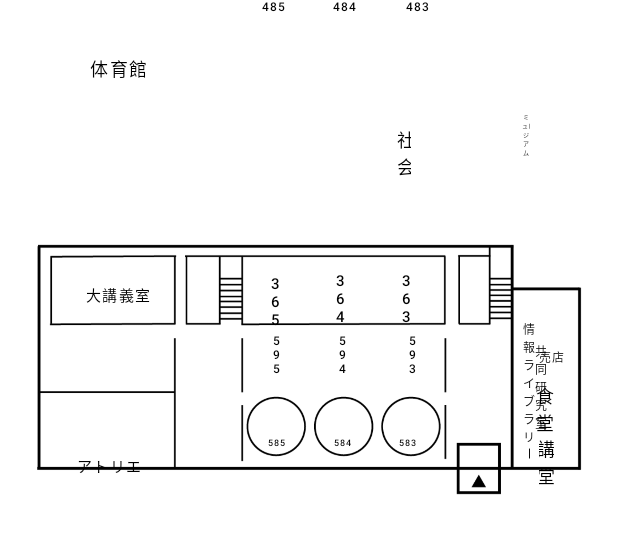
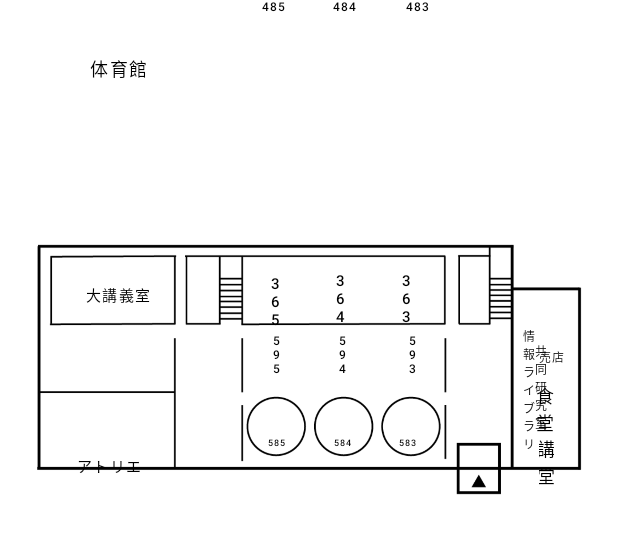
Before and after one commit to FunLocks/team2008, an Android app: the layout activity_main.xml on its own in the app's theme, with its tools: preview values and no code run, on a phone screen of 412 x 824 dp. Shown: the part 431-979 px from the top of the screen. Run offline under Robolectric (Android 15) with nearby library versions, the phone set to English and light mode, and no system bars.

Commit message:
[update]微調整

```diff
--- a/Lets-Katikomi/app/src/main/res/layout/activity_main.xml
+++ b/Lets-Katikomi/app/src/main/res/layout/activity_main.xml
@@ -159,37 +159,6 @@
         app:layout_constraintTop_toTopOf="parent"
         app:layout_constraintVertical_bias="0.648" />
 
-    <Button
-        android:id="@+id/museum"
-        android:layout_width="39dp"
-        android:layout_height="52dp"
-        android:background="#00FFFFFF"
-        android:onClick="onClickMuseum"
-        android:text="@string/ミュージアム"
-        android:textColor="@color/black"
-        android:textSize="4sp"
-        app:layout_constraintBottom_toBottomOf="parent"
-        app:layout_constraintEnd_toEndOf="parent"
-        app:layout_constraintHorizontal_bias="0.889"
-        app:layout_constraintStart_toStartOf="parent"
-        app:layout_constraintTop_toTopOf="parent"
-        app:layout_constraintVertical_bias="0.455" />
-
-    <Button
-        android:id="@+id/social"
-        android:layout_width="41dp"
-        android:layout_height="53dp"
-        android:background="#00FFFFFF"
-        android:onClick="onClickSocial"
-        android:text="@string/社会連携センター"
-        android:textColor="@color/black"
-        android:textSize="12sp"
-        app:layout_constraintBottom_toBottomOf="parent"
-        app:layout_constraintEnd_toEndOf="parent"
-        app:layout_constraintHorizontal_bias="0.67"
-        app:layout_constraintStart_toStartOf="parent"
-        app:layout_constraintTop_toTopOf="parent"
-        app:layout_constraintVertical_bias="0.469" />
 
     <Button
         android:id="@+id/gym"
--- a/Lets-Katikomi/app/src/main/res/values/strings.xml
+++ b/Lets-Katikomi/app/src/main/res/values/strings.xml
@@ -31,13 +31,11 @@
     <string name="講堂">講堂</string>
     <string name="体育館">体育館</string>
     <string name="コンピューター教室363">363</string>
-    <string name="情報ライブラリー">情報ライブラリ|</string>
+    <string name="情報ライブラリー">情報ライブラリ</string>
     <string name="_485">485</string>
     <string name="_494">494</string>
     <string name="コンピューター教室365">365</string>
     <string name="大講義室">大講義室</string>
-    <string name="社会連携センター">社会連携センター</string>
-    <string name="ミュージアム">ミュ|ジアム</string>
     <string name="コンピューター教室364">364</string>
     <string name="売店">売店</string>
     <string name="_493">493</string>
```
Also changed, not shown: Lets-Katikomi/app/src/main/java/com/example/lets_katikomi/MainActivity.kt (+0 -26 lines).
